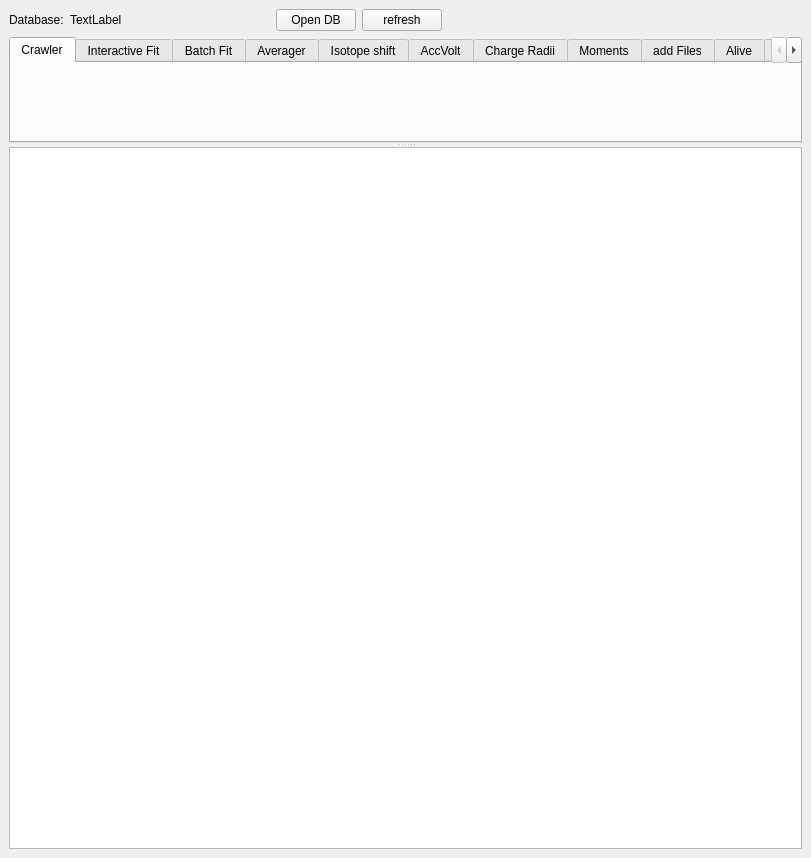
Old version of the form source/Gui/Ui_Main.ui in the repository lasersphere/Tilda.
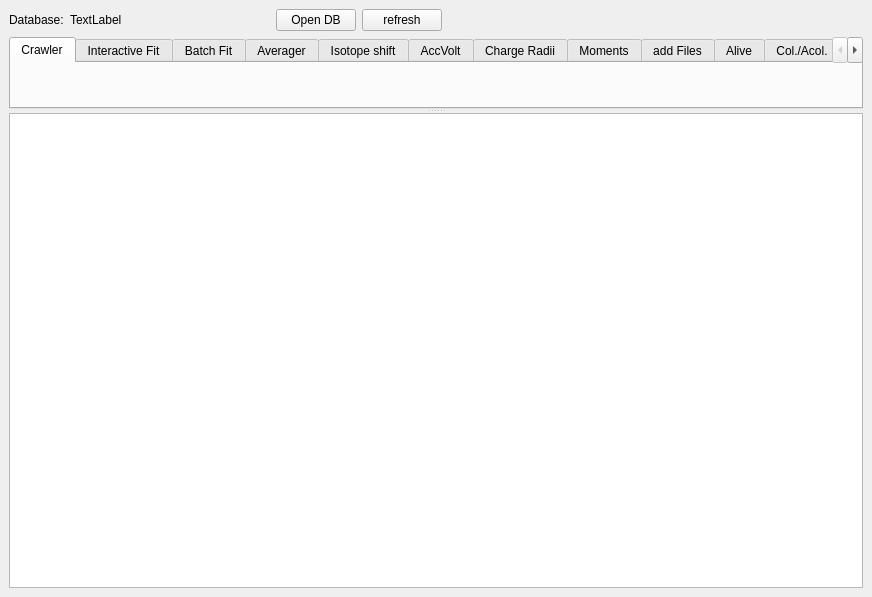
New version of the form. The open tabs and pages were chosen to show the change. Custom widgets are drawn as their Qt base class.

What changed in the file:
```diff
--- a/source/Gui/Ui_Main.ui
+++ b/source/Gui/Ui_Main.ui
@@ -6,8 +6,8 @@
    <rect>
     <x>0</x>
     <y>0</y>
-    <width>811</width>
-    <height>858</height>
+    <width>872</width>
+    <height>597</height>
    </rect>
   </property>
   <property name="windowTitle">
@@ -152,6 +152,11 @@
          <string>Alive</string>
         </attribute>
        </widget>
+       <widget class="ColAcolUi" name="ColAcol_tab">
+        <attribute name="title">
+         <string>Col./Acol.</string>
+        </attribute>
+       </widget>
        <widget class="AsciiConvUi" name="asciiConv_tab">
         <attribute name="title">
          <string>ASCII conv.</string>
@@ -248,6 +253,12 @@
    <header>Gui.AsciiConvUi</header>
    <container>1</container>
   </customwidget>
+  <customwidget>
+   <class>ColAcolUi</class>
+   <extends>QWidget</extends>
+   <header>Gui.ColAcolUi</header>
+   <container>1</container>
+  </customwidget>
  </customwidgets>
  <resources/>
  <connections/>
```
Left out of the diff: 4 changed lines with no effect on the pictures.
